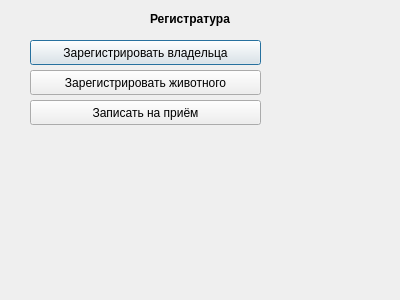
Old version of the form src/apps/registraturePanel/registraturepanel.ui in the repository Liorkinn/VeterinarClinic.
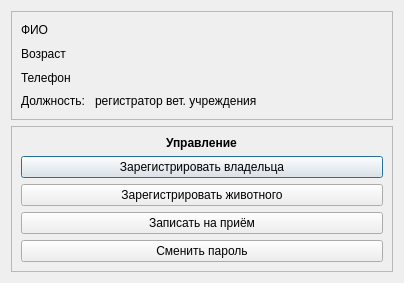
New version of the form.

Patch:
```diff
--- a/src/apps/registraturePanel/registraturepanel.ui
+++ b/src/apps/registraturePanel/registraturepanel.ui
@@ -6,22 +6,65 @@
    <rect>
     <x>0</x>
     <y>0</y>
-    <width>400</width>
-    <height>300</height>
+    <width>404</width>
+    <height>283</height>
    </rect>
   </property>
   <property name="windowTitle">
    <string>Dialog</string>
   </property>
+  <layout class="QVBoxLayout" name="verticalLayout_4">
+   <item>
+    <widget class="QFrame" name="frame">
+     <property name="frameShape">
+      <enum>QFrame::StyledPanel</enum>
+     </property>
+     <property name="frameShadow">
+      <enum>QFrame::Raised</enum>
+     </property>
+     <layout class="QVBoxLayout" name="verticalLayout">
+      <item>
+       <widget class="QLabel" name="label_FIO">
+        <property name="text">
+         <string>ФИО</string>
+        </property>
+       </widget>
+      </item>
+      <item>
+       <widget class="QLabel" name="label_age">
+        <property name="text">
+         <string>Возраст</string>
+        </property>
+       </widget>
+      </item>
+      <item>
+       <widget class="QLabel" name="label_telephone">
+        <property name="text">
+         <string>Телефон</string>
+        </property>
+       </widget>
+      </item>
+      <item>
+       <widget class="QLabel" name="label_post">
+        <property name="text">
+         <string>Должность:   регистратор вет. учреждения</string>
+        </property>
+       </widget>
+      </item>
+     </layout>
+    </widget>
+   </item>
+   <item>
+    <widget class="QFrame" name="frame_2">
+     <property name="frameShape">
+      <enum>QFrame::StyledPanel</enum>
+     </property>
+     <property name="frameShadow">
+      <enum>QFrame::Raised</enum>
+     </property>
+     <layout class="QVBoxLayout" name="verticalLayout_3">
+      <item alignment="Qt::AlignHCenter">
   <widget class="QLabel" name="label">
-   <property name="geometry">
-    <rect>
-     <x>150</x>
-     <y>10</y>
-     <width>101</width>
-     <height>17</height>
-    </rect>
-   </property>
    <property name="font">
     <font>
      <weight>75</weight>
@@ -29,18 +72,14 @@
     </font>
    </property>
    <property name="text">
-    <string>Регистратура</string>
-   </property>
-  </widget>
+         <string>Управление</string>
+        </property>
+       </widget>
+      </item>
+      <item>
+       <layout class="QVBoxLayout" name="verticalLayout_2">
+        <item>
   <widget class="QPushButton" name="button_registerPatient">
-   <property name="geometry">
-    <rect>
-     <x>30</x>
-     <y>40</y>
-     <width>231</width>
-     <height>25</height>
-    </rect>
-   </property>
    <property name="font">
     <font>
      <pointsize>9</pointsize>
@@ -50,15 +89,9 @@
     <string>Зарегистрировать владельца</string>
    </property>
   </widget>
+        </item>
+        <item>
   <widget class="QPushButton" name="button_registerAnimal">
-   <property name="geometry">
-    <rect>
-     <x>30</x>
-     <y>70</y>
-     <width>231</width>
-     <height>25</height>
-    </rect>
-   </property>
    <property name="font">
     <font>
      <pointsize>9</pointsize>
@@ -68,15 +101,9 @@
     <string>Зарегистрировать животного</string>
    </property>
   </widget>
+        </item>
+        <item>
   <widget class="QPushButton" name="button_registerVisit">
-   <property name="geometry">
-    <rect>
-     <x>30</x>
-     <y>100</y>
-     <width>231</width>
-     <height>25</height>
-    </rect>
-   </property>
    <property name="font">
     <font>
      <pointsize>9</pointsize>
@@ -86,6 +113,25 @@
     <string>Записать на приём</string>
    </property>
   </widget>
+        </item>
+        <item>
+         <widget class="QPushButton" name="button_changePassword">
+          <property name="font">
+           <font>
+            <pointsize>9</pointsize>
+           </font>
+          </property>
+          <property name="text">
+           <string>Сменить пароль</string>
+          </property>
+         </widget>
+        </item>
+       </layout>
+      </item>
+     </layout>
+    </widget>
+   </item>
+  </layout>
  </widget>
  <resources/>
  <connections/>
```
Lines whose indentation alone changed are shown as unchanged.
